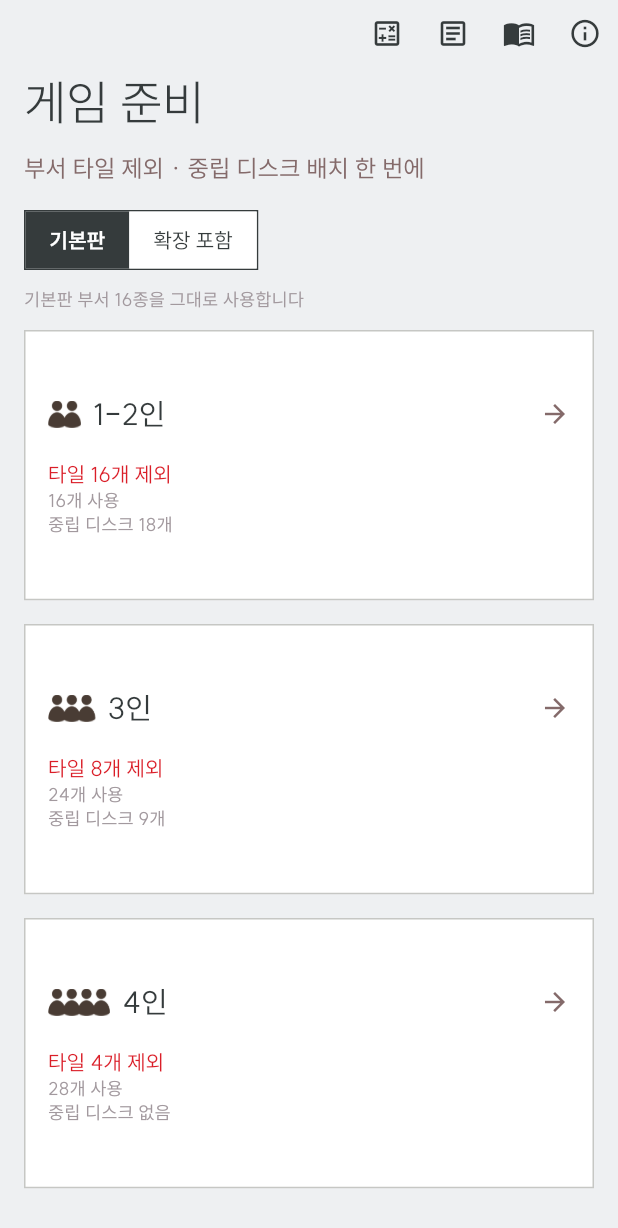
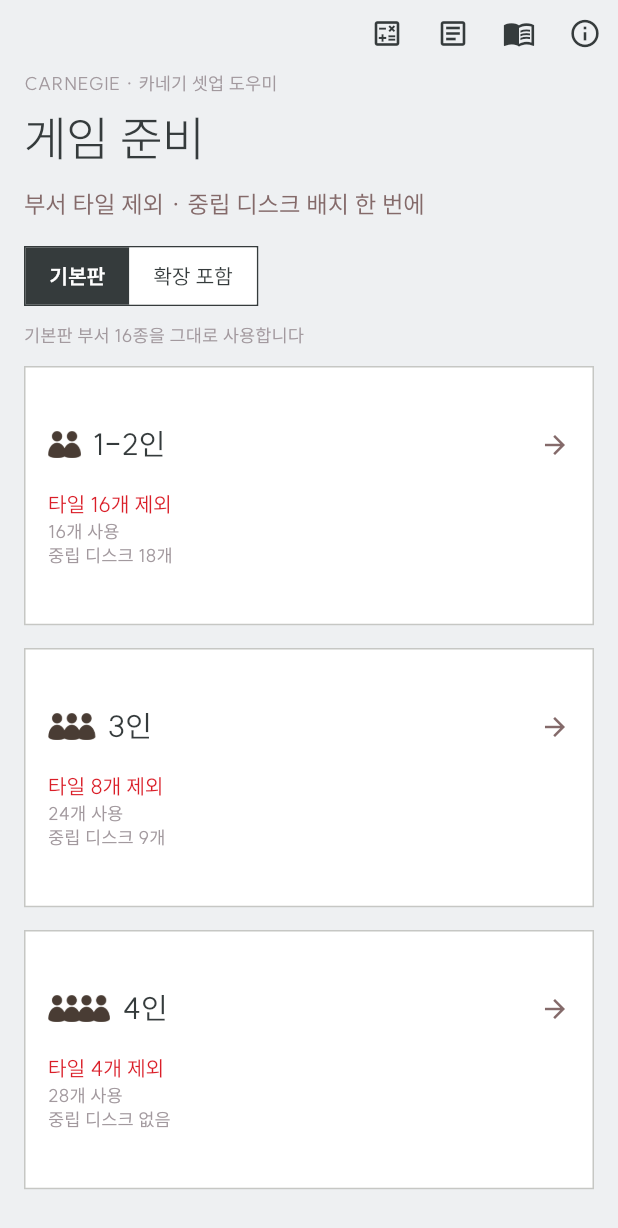
Before and after one commit to krindale/carnegie-setup-helper, a Flutter app: the screen it shows after launch, on a phone screen of 412 x 824 dp. Shown: the top 1228 px of the screen. Run offline on Flutter 3.47's test engine with Material 3 defaults, Android fonts, the phone set to English and light mode, and no system bars.

Commit message:
첫 화면에 앱 이름 오버라인 추가 (CARNEGIE · 카네기 셋업 도우미)
첫 화면 어디에도 카네기 보드게임 도우미임을 알리는 문구가 없어, 제목
"게임 준비" 위에 헬퍼 색 12px 오버라인을 추가 (시안 A). 비교 시안 3종은
docs/mockups/home-title.html 에 보존.

Co-Authored-By: Claude Opus 5 (1M context) <noreply@anthropic.com>

```diff
--- a/lib/main.dart
+++ b/lib/main.dart
@@ -122,6 +122,13 @@ class _SetupScreenState extends State<SetupScreen> {
                         builder: (context, constraints) {
                           final header = <Widget>[
                             const SizedBox(height: CarbonSpacing.s7),
+                            // 앱 정체(카네기 셋업 도우미)를 첫 화면에서 드러내는
+                            // 오버라인 (시안 A, docs/mockups/home-title.html).
+                            const Text(
+                              'CARNEGIE · 카네기 셋업 도우미',
+                              style: CarbonText.helperText01,
+                            ),
+                            const SizedBox(height: CarbonSpacing.s3),
                             Text('게임 준비', style: CarbonText.heading05),
                             const SizedBox(height: CarbonSpacing.s4),
                             Text(
```
Also changed, not shown: 1 other file.
